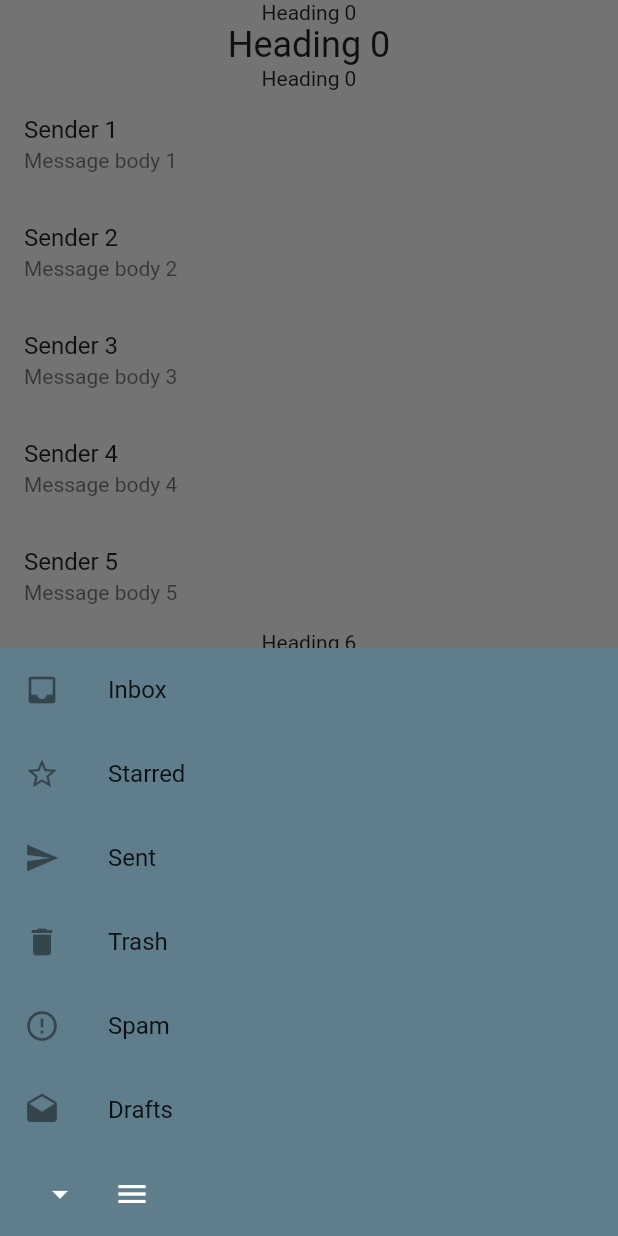
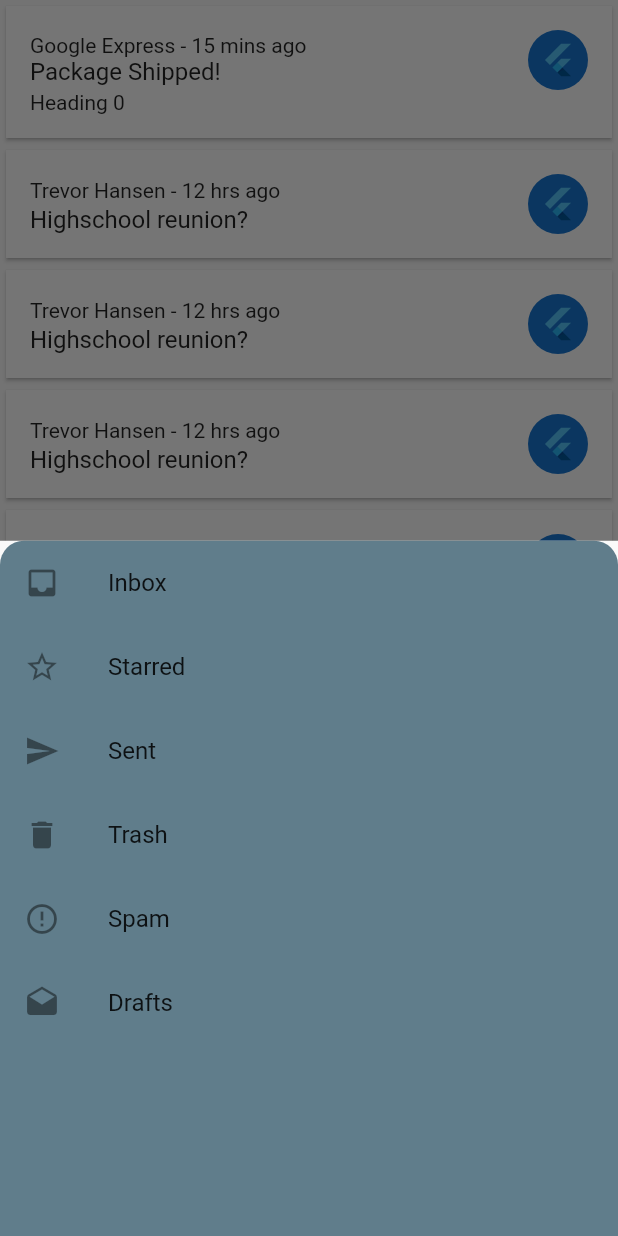
Before and after one commit to ibhavikmakwana/reply, a Flutter app: the screen it shows after launch, after a tap on the "menu" icon, on a phone screen of 412 x 824 dp. Run offline on Flutter 3.47's test engine with Material 2 defaults, Android fonts, the phone set to English and light mode, and no system bars.

Commit message:
update item layout, card view

```diff
--- a/lib/ui/Home.dart
+++ b/lib/ui/Home.dart
@@ -89,35 +89,57 @@ class _MyHomePageState extends State<MyHomePage> {
         final item = items[index];
 
         if (item is HeadingItem) {
-          return Column(
+          return Card(
+            shape: BeveledRectangleBorder(),
+            child: Padding(
+              padding: const EdgeInsets.all(16.0),
+              child: Column(
+                crossAxisAlignment: CrossAxisAlignment.start,
+                mainAxisAlignment: MainAxisAlignment.start,
+                children: <Widget>[
+                  Row(
+                    mainAxisAlignment: MainAxisAlignment.spaceBetween,
+                    children: <Widget>[
+                      Column(
+                        mainAxisAlignment: MainAxisAlignment.start,
+                        crossAxisAlignment: CrossAxisAlignment.start,
+                        mainAxisSize: MainAxisSize.max,
                         children: <Widget>[
                           Text(
-                item.heading,
-                style: Theme
-                    .of(context)
-                    .textTheme
-                    .body1,
+                            "Google Express - 15 mins ago",
+                            style: Theme.of(context).textTheme.body1,
+                          ),
+                          Text(
+                            "Package Shipped!",
+                            style: Theme.of(context).textTheme.subhead,
+                          ),
+                        ],
+                      ),
+                      CircleAvatar(child: FlutterLogo()),
+                    ],
                   ),
                   Text(
                     item.heading,
-                style: Theme
-                    .of(context)
-                    .textTheme
-                    .headline,
-              ),
-              Text(
-                item.heading,
-                style: Theme
-                    .of(context)
-                    .textTheme
-                    .body1,
+                    style: Theme.of(context).textTheme.body1,
                   ),
                 ],
+              ),
+            ),
           );
         } else if (item is MessageItem) {
-          return ListTile(
-            title: Text(item.sender),
-            subtitle: Text(item.body),
+          return Card(
+            shape: BeveledRectangleBorder(),
+            child: ListTile(
+              title: Text(
+                "Trevor Hansen - 12 hrs ago",
+                style: Theme.of(context).textTheme.body1,
+              ),
+              subtitle: Text(
+                "Highschool reunion?",
+                style: Theme.of(context).textTheme.subhead,
+              ),
+              trailing: CircleAvatar(child: FlutterLogo()),
+            ),
           );
         }
       },
@@ -125,13 +147,17 @@ class _MyHomePageState extends State<MyHomePage> {
   }
 
   modalBottomSheet() {
-    showModalBottomSheet<void>(
+    showModalBottomSheet(
         context: context,
-        builder: (BuildContext context) {
-          return Container(
+        builder: (context) => Material(
               color: Colors.blueGrey,
-            child: new Column(
-              mainAxisSize: MainAxisSize.min,
+              shape: RoundedRectangleBorder(
+                borderRadius: BorderRadius.only(
+                  topLeft: Radius.circular(16.0),
+                  topRight: Radius.circular(16.0),
+                ),
+              ),
+              child: ListView(
                 children: <Widget>[
                   new ListTile(
                     leading: new Icon(Icons.inbox),
@@ -163,27 +189,8 @@ class _MyHomePageState extends State<MyHomePage> {
                     title: new Text('Drafts'),
                     onTap: () => null,
                   ),
-                ListTile(
-                  leading: Row(
-                    children: <Widget>[
-                      IconButton(
-                        icon: Icon(Icons.arrow_drop_down),
-                        color: Colors.white,
-                        onPressed: () {
-                          modalBottomSheet();
-                        },
-                      ),
-                      IconButton(
-                        icon: Icon(Icons.menu),
-                        color: Colors.white,
-                        onPressed: () {},
-                      ),
                 ],
               ),
-                ),
-              ],
-            ),
-          );
-        });
+            ));
   }
 }
```
Lines whose indentation alone changed are shown as unchanged.
